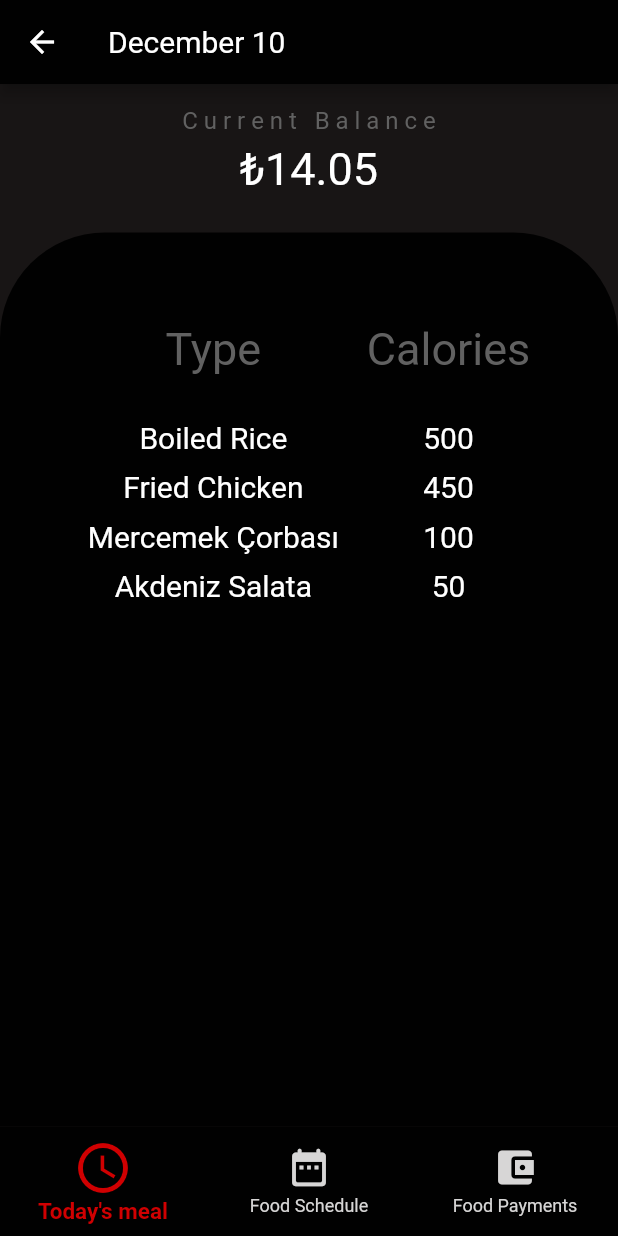
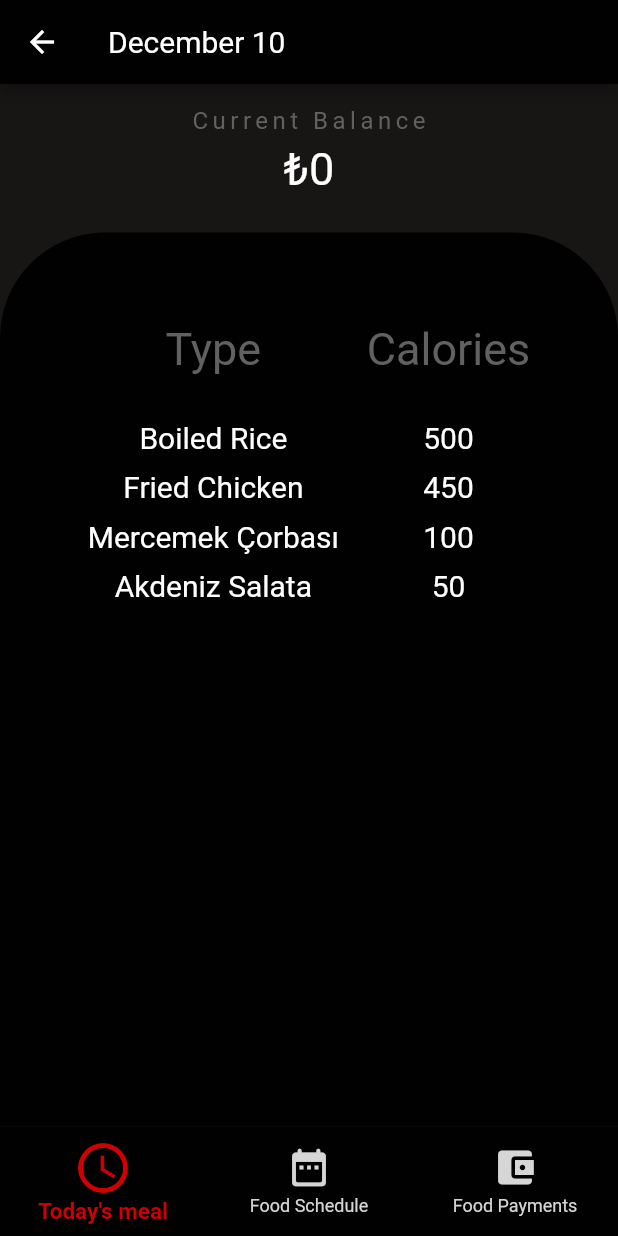
Before and after one commit to HomamAbosaleh/AGU-App, a Flutter app: the Food screen opened by its route, on a phone screen of 412 x 824 dp. Run offline on Flutter 3.47's test engine with Material 2 defaults, Android fonts, the phone set to English and light mode, and no system bars; our stand-ins replace cloud_firestore, firebase_auth, firebase_core, shared_preferences; accounts and stored records are empty.

Commit message:
Update meal.dart

```diff
--- a/final_project/lib/UI/canteen/meal.dart
+++ b/final_project/lib/UI/canteen/meal.dart
@@ -2,6 +2,7 @@
 
 import 'package:final_project/UI/canteen/payment.dart';
 import 'package:final_project/model/meal.dart';
+import 'package:final_project/services/firestore.dart';
 import 'package:flutter/material.dart';
 
 class meal extends StatelessWidget {
@@ -18,7 +19,12 @@ class meal extends StatelessWidget {
   ];
 
   Widget build(BuildContext context) {
+    Future s = FireStore().getStudent();
     Meal(CalMain: 15);
+    return FutureBuilder(
+      future: s,
+      builder: (context, AsyncSnapshot snapShot) {
+        if (snapShot.hasData) {
           return Container(
             // padding: EdgeInsets.all(5),
             alignment: Alignment.center,
@@ -26,11 +32,13 @@ class meal extends StatelessWidget {
               children: <Widget>[
                 const SizedBox(height: 15),
                 Text(
-            "C u r r e n t   B a l a n c e",
-            style: TextStyle(color: Colors.grey[700], fontSize: 16),
+                  "Current Balance",
+                  style: TextStyle(
+                      color: Colors.grey[700], fontSize: 16, letterSpacing: 3),
                 ),
                 const SizedBox(height: 5),
-          const Text('₺14.05', style: TextStyle(fontSize: 30)),
+                Text('₺${snapShot.data['wallet']}',
+                    style: TextStyle(fontSize: 30)),
                 const SizedBox(height: 25),
                 Expanded(
                   child: Container(
@@ -47,7 +55,8 @@ class meal extends StatelessWidget {
                     child: Column(
                       children: [
                         Container(
-                    padding: EdgeInsets.symmetric(vertical: 40, horizontal: 40),
+                          padding: EdgeInsets.symmetric(
+                              vertical: 40, horizontal: 40),
                           child: Row(
                             mainAxisAlignment: MainAxisAlignment.spaceEvenly,
                             children: [
@@ -76,7 +85,8 @@ class meal extends StatelessWidget {
                                 children: [
                                   Text('Calories',
                                       style: TextStyle(
-                                    color: Colors.grey[700], fontSize: 30)),
+                                          color: Colors.grey[700],
+                                          fontSize: 30)),
                                   SizedBox(height: 30),
                                   Text(meals[0].CalMain.toString(),
                                       style: TextStyle(fontSize: 20)),
@@ -101,5 +111,12 @@ class meal extends StatelessWidget {
               ],
             ),
           );
+        } else {
+          return const Center(
+            child: CircularProgressIndicator(),
+          );
+        }
+      },
+    );
   }
 }
```
Lines whose indentation alone changed are shown as unchanged.
